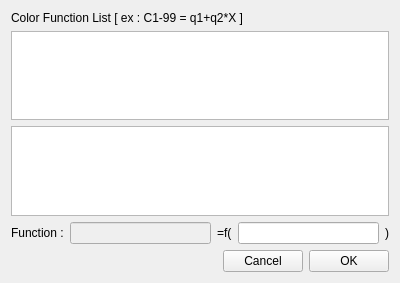
Qt form Widgets/FunctionListEditor.ui (CCSEPBVR/CS-IS-PBVR) before a commit.
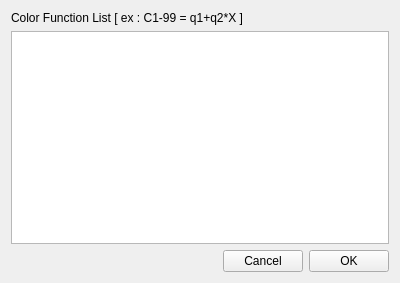
The same form after that commit.

What changed in the file:
```diff
--- a/Widgets/FunctionListEditor.ui
+++ b/Widgets/FunctionListEditor.ui
@@ -14,42 +14,14 @@
    <string>Dialog</string>
   </property>
   <layout class="QGridLayout" name="gridLayout">
-   <item row="4" column="0" colspan="5">
-    <layout class="QHBoxLayout" name="horizontalLayout">
-     <item>
-      <widget class="QLabel" name="label">
-       <property name="text">
-        <string>Function :</string>
-       </property>
-      </widget>
-     </item>
-     <item>
-      <widget class="QLineEdit" name="selectedName">
-       <property name="enabled">
-        <bool>false</bool>
-       </property>
-      </widget>
-     </item>
-     <item>
-      <widget class="QLabel" name="label_2">
-       <property name="text">
-        <string>=f(</string>
-       </property>
-      </widget>
-     </item>
-     <item>
-      <widget class="QLineEdit" name="selectedFunction"/>
-     </item>
-     <item>
-      <widget class="QLabel" name="label_3">
-       <property name="text">
-        <string>)</string>
-       </property>
-      </widget>
-     </item>
-    </layout>
+   <item row="2" column="0" colspan="2">
+    <widget class="QTableWidget" name="functionTWidget">
+     <attribute name="horizontalHeaderStretchLastSection">
+      <bool>true</bool>
+     </attribute>
+    </widget>
    </item>
-   <item row="6" column="0" rowspan="2" colspan="5">
+   <item row="4" column="0" rowspan="2" colspan="2">
     <layout class="QHBoxLayout" name="horizontalLayout_2">
      <item>
       <spacer name="horizontalSpacer">
@@ -86,9 +58,6 @@
      </item>
     </layout>
    </item>
-   <item row="1" column="0" colspan="5">
-    <widget class="QListWidget" name="functionLWidget"/>
-   </item>
    <item row="0" column="0">
     <widget class="QLabel" name="exampleLbl">
      <property name="text">
@@ -96,13 +65,6 @@
      </property>
     </widget>
    </item>
-   <item row="3" column="0" colspan="5">
-    <widget class="QTableWidget" name="functionTWidget">
-     <attribute name="horizontalHeaderStretchLastSection">
-      <bool>true</bool>
-     </attribute>
-    </widget>
-   </item>
   </layout>
  </widget>
  <resources/>
```
